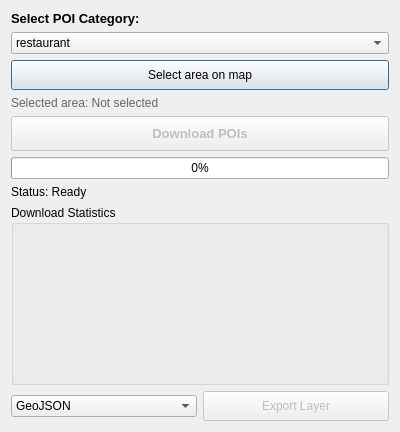
Before: the Qt Designer form osm_poi_downloader/osm_poi_downloader_dialog_base.ui in pavlovicisidora/qgis-thesis, drawn with Qt 5.
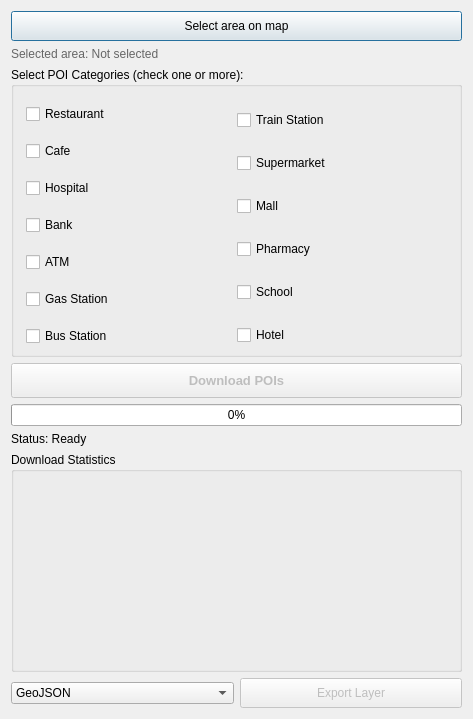
After: the same form once the commit is applied.

Diff of the .ui file:
```diff
--- a/osm_poi_downloader/osm_poi_downloader_dialog_base.ui
+++ b/osm_poi_downloader/osm_poi_downloader_dialog_base.ui
@@ -6,109 +6,14 @@
    <rect>
     <x>0</x>
     <y>0</y>
-    <width>400</width>
-    <height>424</height>
+    <width>473</width>
+    <height>664</height>
    </rect>
   </property>
   <property name="windowTitle">
    <string>OSM POI Downloader</string>
   </property>
   <layout class="QVBoxLayout" name="verticalLayout">
-   <item>
-    <widget class="QLabel" name="label">
-     <property name="maximumSize">
-      <size>
-       <width>16777215</width>
-       <height>25</height>
-      </size>
-     </property>
-     <property name="baseSize">
-      <size>
-       <width>0</width>
-       <height>0</height>
-      </size>
-     </property>
-     <property name="font">
-      <font>
-       <pointsize>10</pointsize>
-       <weight>75</weight>
-       <bold>true</bold>
-      </font>
-     </property>
-     <property name="text">
-      <string>Select POI Category:</string>
-     </property>
-    </widget>
-   </item>
-   <item>
-    <widget class="QComboBox" name="comboBox_category">
-     <item>
-      <property name="text">
-       <string>restaurant</string>
-      </property>
-     </item>
-     <item>
-      <property name="text">
-       <string>cafe</string>
-      </property>
-     </item>
-     <item>
-      <property name="text">
-       <string>hospital</string>
-      </property>
-     </item>
-     <item>
-      <property name="text">
-       <string>school</string>
-      </property>
-     </item>
-     <item>
-      <property name="text">
-       <string>bank</string>
-      </property>
-     </item>
-     <item>
-      <property name="text">
-       <string>atm</string>
-      </property>
-     </item>
-     <item>
-      <property name="text">
-       <string>pharmacy</string>
-      </property>
-     </item>
-     <item>
-      <property name="text">
-       <string>gas station</string>
-      </property>
-     </item>
-     <item>
-      <property name="text">
-       <string>supermarket</string>
-      </property>
-     </item>
-     <item>
-      <property name="text">
-       <string>mall</string>
-      </property>
-     </item>
-     <item>
-      <property name="text">
-       <string>bus station</string>
-      </property>
-     </item>
-     <item>
-      <property name="text">
-       <string>train station</string>
-      </property>
-     </item>
-     <item>
-      <property name="text">
-       <string>hotel</string>
-      </property>
-     </item>
-    </widget>
-   </item>
    <item>
     <widget class="QPushButton" name="pushButton_selectArea">
      <property name="minimumSize">
@@ -138,6 +43,163 @@
      </property>
     </widget>
    </item>
+   <item>
+    <widget class="QGroupBox" name="groupBox_categories">
+     <property name="minimumSize">
+      <size>
+       <width>0</width>
+       <height>290</height>
+      </size>
+     </property>
+     <property name="maximumSize">
+      <size>
+       <width>16777215</width>
+       <height>290</height>
+      </size>
+     </property>
+     <property name="title">
+      <string>Select POI Categories (check one or more):</string>
+     </property>
+     <widget class="QWidget" name="horizontalLayoutWidget">
+      <property name="geometry">
+       <rect>
+        <x>10</x>
+        <y>20</y>
+        <width>421</width>
+        <height>281</height>
+       </rect>
+      </property>
+      <layout class="QHBoxLayout" name="horizontalLayout_2">
+       <property name="spacing">
+        <number>10</number>
+       </property>
+       <property name="leftMargin">
+        <number>5</number>
+       </property>
+       <property name="topMargin">
+        <number>5</number>
+       </property>
+       <property name="rightMargin">
+        <number>5</number>
+       </property>
+       <property name="bottomMargin">
+        <number>5</number>
+       </property>
+       <item>
+        <layout class="QVBoxLayout" name="verticalLayout_2">
+         <property name="spacing">
+          <number>5</number>
+         </property>
+         <property name="sizeConstraint">
+          <enum>QLayout::SetMaximumSize</enum>
+         </property>
+         <item>
+          <widget class="QCheckBox" name="checkBox_restaurant">
+           <property name="text">
+            <string>Restaurant</string>
+           </property>
+          </widget>
+         </item>
+         <item>
+          <widget class="QCheckBox" name="checkBox_cafe">
+           <property name="text">
+            <string>Cafe</string>
+           </property>
+          </widget>
+         </item>
+         <item>
+          <widget class="QCheckBox" name="checkBox_hospital">
+           <property name="text">
+            <string>Hospital</string>
+           </property>
+          </widget>
+         </item>
+         <item>
+          <widget class="QCheckBox" name="checkBox_bank">
+           <property name="text">
+            <string>Bank</string>
+           </property>
+          </widget>
+         </item>
+         <item>
+          <widget class="QCheckBox" name="checkBox_atm">
+           <property name="text">
+            <string>ATM</string>
+           </property>
+          </widget>
+         </item>
+         <item>
+          <widget class="QCheckBox" name="checkBox_gasStation">
+           <property name="text">
+            <string>Gas Station</string>
+           </property>
+          </widget>
+         </item>
+         <item>
+          <widget class="QCheckBox" name="checkBox_busStation">
+           <property name="text">
+            <string>Bus Station</string>
+           </property>
+          </widget>
+         </item>
+        </layout>
+       </item>
+       <item>
+        <layout class="QVBoxLayout" name="verticalLayout_3">
+         <property name="spacing">
+          <number>5</number>
+         </property>
+         <property name="sizeConstraint">
+          <enum>QLayout::SetMaximumSize</enum>
+         </property>
+         <item>
+          <widget class="QCheckBox" name="checkBox_trainStation">
+           <property name="text">
+            <string>Train Station</string>
+           </property>
+          </widget>
+         </item>
+         <item>
+          <widget class="QCheckBox" name="checkBox_supermarket">
+           <property name="text">
+            <string>Supermarket</string>
+           </property>
+          </widget>
+         </item>
+         <item>
+          <widget class="QCheckBox" name="checkBox_mall">
+           <property name="text">
+            <string>Mall</string>
+           </property>
+          </widget>
+         </item>
+         <item>
+          <widget class="QCheckBox" name="checkBox_pharmacy">
+           <property name="text">
+            <string>Pharmacy</string>
+           </property>
+          </widget>
+         </item>
+         <item>
+          <widget class="QCheckBox" name="checkBox_school">
+           <property name="text">
+            <string>School</string>
+           </property>
+          </widget>
+         </item>
+         <item>
+          <widget class="QCheckBox" name="checkBox_hotel">
+           <property name="text">
+            <string>Hotel</string>
+           </property>
+          </widget>
+         </item>
+        </layout>
+       </item>
+      </layout>
+     </widget>
+    </widget>
+   </item>
    <item>
     <widget class="QPushButton" name="pushButton_download">
      <property name="enabled">
@@ -182,12 +244,15 @@
      <property name="maximumSize">
       <size>
        <width>16777215</width>
-       <height>50</height>
+       <height>40</height>
       </size>
      </property>
      <property name="text">
       <string>Status: Ready</string>
      </property>
+     <property name="wordWrap">
+      <bool>true</bool>
+     </property>
     </widget>
    </item>
    <item>
@@ -204,7 +269,13 @@
      <property name="minimumSize">
       <size>
        <width>0</width>
-       <height>180</height>
+       <height>220</height>
+      </size>
+     </property>
+     <property name="maximumSize">
+      <size>
+       <width>16777215</width>
+       <height>300</height>
       </size>
      </property>
      <property name="title">
```
